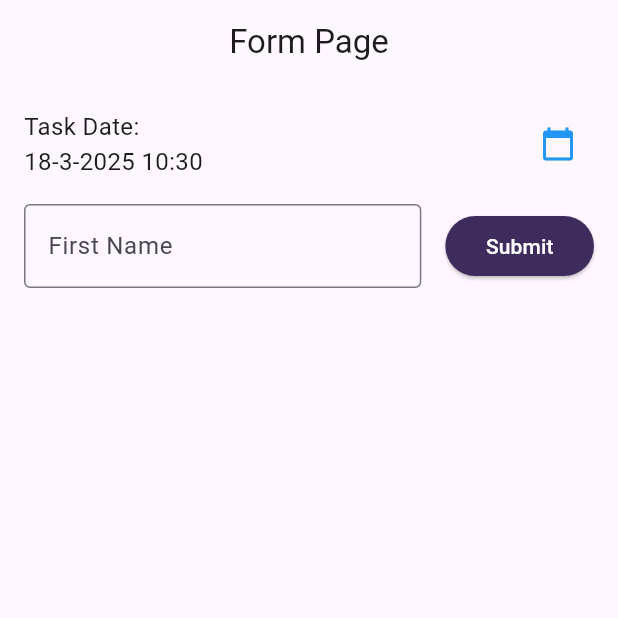
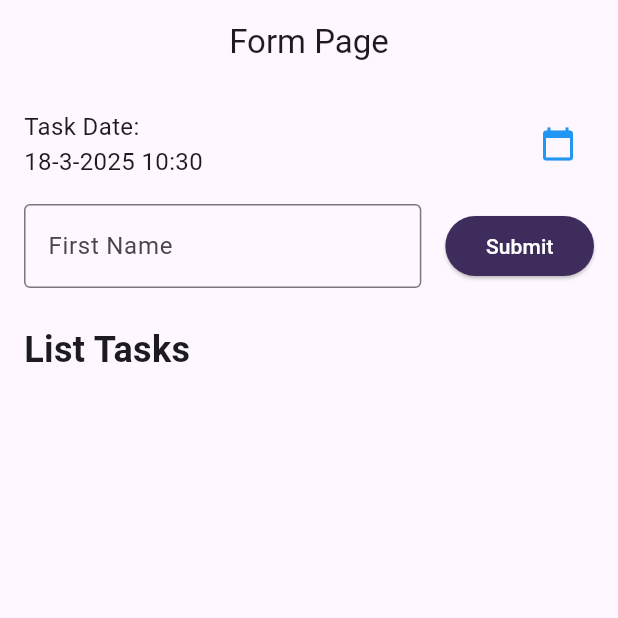
Before and after one commit to Defarrel/TodoApp_0033, a Flutter app: the screen it shows after launch, on a phone screen of 412 x 824 dp, the top half of it. Run offline on Flutter 3.47's test engine with Material 3 defaults, Android fonts, the phone set to English and light mode, and no system bars.

Commit message:
Menambahkan text List Tasks

```diff
--- a/lib/todo_list.dart
+++ b/lib/todo_list.dart
@@ -121,7 +121,11 @@ class _TodoListState extends State<TodoList> {
                 ),
               ],
             ),
-
+            SizedBox(height: 24),
+            Text(
+              'List Tasks',
+              style: TextStyle(fontSize: 24, fontWeight: FontWeight.bold),
+            ),
           ],
         ),
       ),
```
